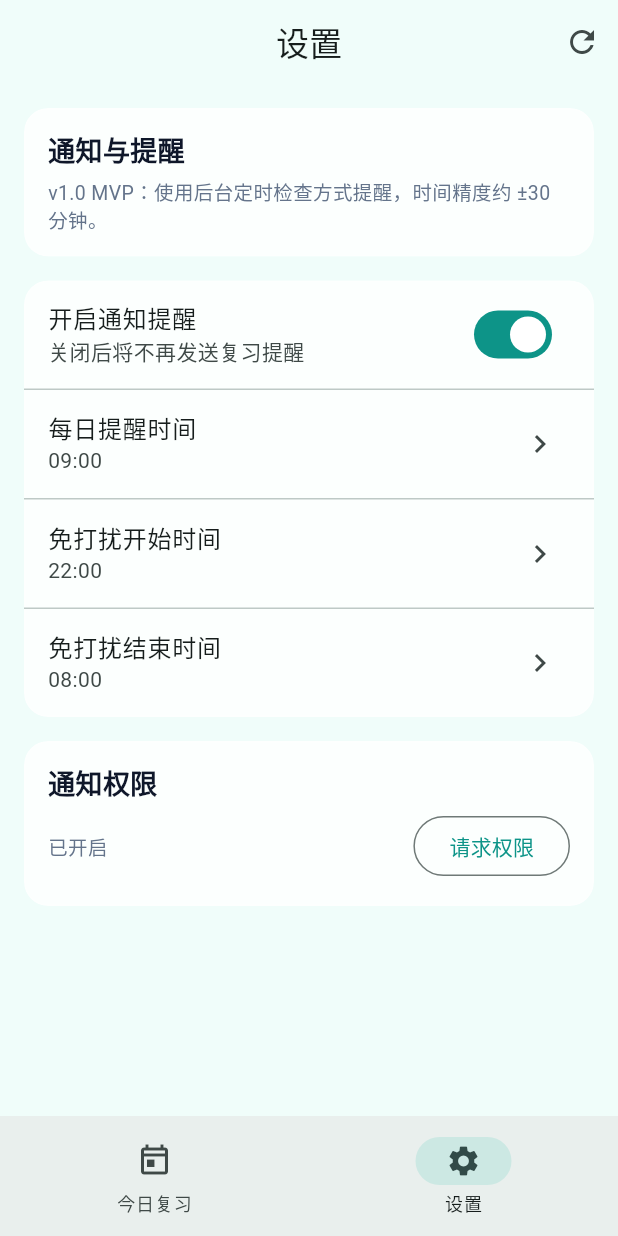
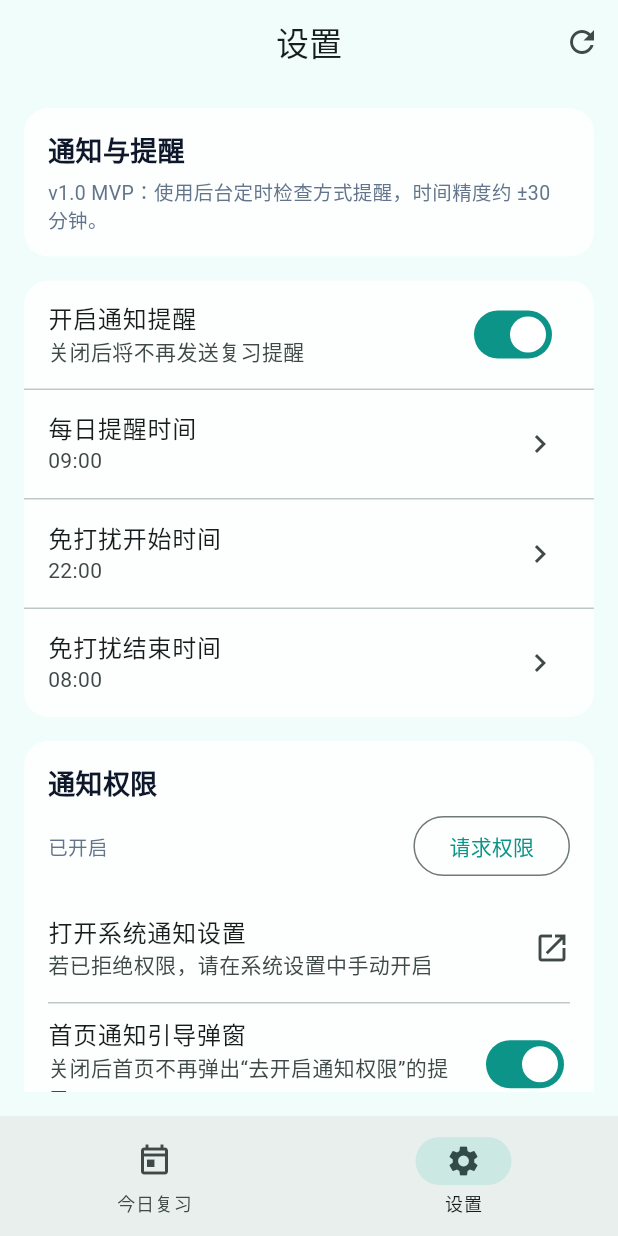
Before and after one commit to ISO-N/YiKe, a Flutter app: the screen it shows after launch, item 2 of the bottom bar chosen, on a phone screen of 412 x 824 dp. Run offline on Flutter 3.47's test engine with Material 3 defaults, Android fonts, the phone set to English and light mode, and no system bars; our stand-ins replace drift, flutter_local_notifications, flutter_riverpod, flutter_secure_storage, go_router; missing offline and left inert: app_settings, cryptography, home_widget, workmanager; accounts and stored records are empty; generated files the repository leaves out were written again; statements that could not run were skipped.

Commit message:
feat: 完成通知权限引导闭环

```diff
--- a/lib/presentation/pages/settings/settings_page.dart
+++ b/lib/presentation/pages/settings/settings_page.dart
@@ -5,12 +5,14 @@ library;
 
 import 'package:flutter/material.dart';
 import 'package:flutter_riverpod/flutter_riverpod.dart';
+import 'package:app_settings/app_settings.dart';
 
 import '../../../core/constants/app_spacing.dart';
 import '../../../core/constants/app_typography.dart';
 import '../../../core/utils/time_utils.dart';
 import '../../../domain/entities/app_settings.dart';
 import '../../../infrastructure/notification/notification_service.dart';
+import '../../providers/notification_permission_provider.dart';
 import '../../providers/settings_provider.dart';
 import '../../widgets/glass_card.dart';
 
@@ -25,6 +27,7 @@ class SettingsPage extends ConsumerWidget {
   Widget build(BuildContext context, WidgetRef ref) {
     final state = ref.watch(settingsProvider);
     final notifier = ref.read(settingsProvider.notifier);
+    final permissionAsync = ref.watch(notificationPermissionProvider);
 
     Future<void> save(AppSettingsEntity next) async {
       await notifier.save(next);
@@ -33,6 +36,13 @@ class SettingsPage extends ConsumerWidget {
           const SnackBar(content: Text('设置已保存')),
         );
       }
+    }
+
+    Future<void> openNotificationSettings() async {
+      // v1.0 MVP：优先打开“通知”面板；若平台不支持，插件会降级处理。
+      await AppSettings.openAppSettings(type: AppSettingsType.notification);
+      // 打开系统设置返回后，刷新一次设置页的权限状态。
+      ref.invalidate(notificationPermissionProvider);
     }
 
     Future<void> pickTime({
@@ -145,14 +155,20 @@ class SettingsPage extends ConsumerWidget {
                     children: [
                       const Text('通知权限', style: AppTypography.h2),
                       const SizedBox(height: AppSpacing.sm),
-                      FutureBuilder<bool?>(
-                        future: NotificationService.instance.areNotificationsEnabled(),
-                        builder: (context, snapshot) {
-                          final enabled = snapshot.data;
-                          final text = enabled == null
-                              ? '当前平台不支持读取权限状态'
-                              : (enabled ? '已开启' : '未开启（可能收不到提醒）');
-                          return Row(
+                      permissionAsync.when(
+                        data: (permission) {
+                          final text = switch (permission) {
+                            NotificationPermissionState.enabled => '已开启',
+                            NotificationPermissionState.disabled => '未开启（可能收不到提醒）',
+                            NotificationPermissionState.unknown => '当前平台不支持读取权限状态',
+                          };
+
+                          final showOpenSettings = permission != NotificationPermissionState.enabled;
+
+                          return Column(
+                            crossAxisAlignment: CrossAxisAlignment.start,
+                            children: [
+                              Row(
                                 children: [
                                   Expanded(child: Text(text, style: AppTypography.bodySecondary)),
                                   OutlinedButton(
@@ -163,12 +179,42 @@ class SettingsPage extends ConsumerWidget {
                                           SnackBar(content: Text(ok == true ? '已请求通知权限' : '未获取到通知权限')),
                                         );
                                       }
+                                      ref.invalidate(notificationPermissionProvider);
                                     },
                                     child: const Text('请求权限'),
                                   ),
                                 ],
+                              ),
+                              const SizedBox(height: AppSpacing.sm),
+                              ListTile(
+                                contentPadding: EdgeInsets.zero,
+                                title: const Text('打开系统通知设置'),
+                                subtitle: const Text('若已拒绝权限，请在系统设置中手动开启'),
+                                trailing: const Icon(Icons.open_in_new),
+                                onTap: showOpenSettings ? openNotificationSettings : null,
+                              ),
+                              const Divider(height: 1),
+                              SwitchListTile(
+                                contentPadding: EdgeInsets.zero,
+                                title: const Text('首页通知引导弹窗'),
+                                subtitle: const Text('关闭后首页不再弹出“去开启通知权限”的提示'),
+                                value: !state.settings.notificationPermissionGuideDismissed,
+                                onChanged: state.isLoading
+                                    ? null
+                                    : (v) => save(
+                                          state.settings.copyWith(
+                                            notificationPermissionGuideDismissed: !v,
+                                          ),
+                                        ),
+                              ),
+                            ],
                           );
                         },
+                        loading: () => const Padding(
+                          padding: EdgeInsets.symmetric(vertical: 12),
+                          child: Center(child: CircularProgressIndicator()),
+                        ),
+                        error: (e, _) => Text('权限状态读取失败：$e', style: AppTypography.bodySecondary),
                       ),
                     ],
                   ),
--- /dev/null
+++ b/lib/presentation/providers/notification_permission_provider.dart
@@ -0,0 +1,32 @@
+/// 文件用途：通知权限状态 Provider（用于首页弹窗引导与设置页权限状态展示）。
+/// 作者：Codex
+/// 创建日期：2026-02-25
+library;
+
+import 'dart:io' show Platform;
+
+import 'package:flutter_riverpod/flutter_riverpod.dart';
+
+import '../../infrastructure/notification/notification_service.dart';
+
+/// 通知权限状态。
+enum NotificationPermissionState {
+  /// 平台不支持/无法判断（如 Web、桌面、或插件不支持）。
+  unknown,
+
+  /// 已开启。
+  enabled,
+
+  /// 已关闭（系统层面禁用通知）。
+  disabled,
+}
+
+/// 通知权限状态 Provider（异步）。
+final notificationPermissionProvider = FutureProvider<NotificationPermissionState>((ref) async {
+  // v1.0 MVP：核心目标是 Android；其他平台无法准确判断时返回 unknown。
+  if (!Platform.isAndroid) return NotificationPermissionState.unknown;
+
+  final enabled = await NotificationService.instance.areNotificationsEnabled();
+  if (enabled == null) return NotificationPermissionState.unknown;
+  return enabled ? NotificationPermissionState.enabled : NotificationPermissionState.disabled;
+});
```
Also changed, not shown: lib/presentation/pages/home/home_page.dart (+79 -2 lines). Lines whose indentation alone changed are shown as unchanged.
